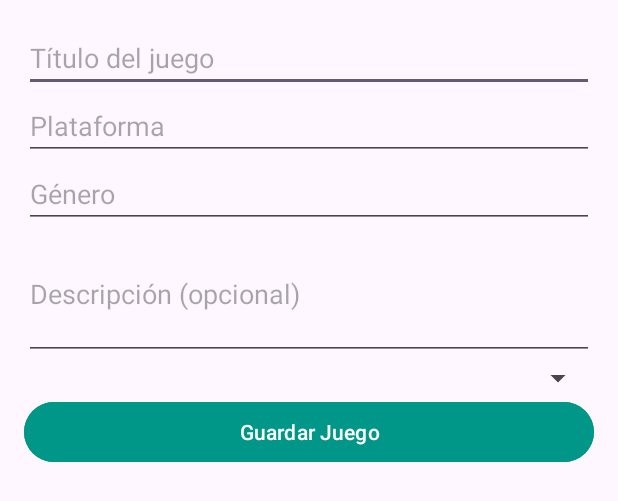
After one commit to erick4875/GameLend, an Android app: the layout activity_agregar_juego.xml on its own in the app's theme, with its tools: preview values and no code run, on a phone screen of 412 x 824 dp. The commit adds this screen. Shown: the top 501 px of the screen. Run offline under Robolectric (Android 15) with nearby library versions, the phone set to English and light mode, and no system bars.

Commit message:
Cambios en Api para darle context y activity y xml para agregar juegos

```diff
--- a/app/src/main/java/com/example/gamelend/Activities/MainActivity.java
+++ b/app/src/main/java/com/example/gamelend/Activities/MainActivity.java
@@ -35,7 +35,7 @@ public class MainActivity extends AppCompatActivity {
         buttonEntrar = findViewById(R.id.buttonEntrar);
 
         // Crear el repository y el viewModel de forma manual por ahora
-        ApiService apiService = ApiClient.getInstance().create(ApiService.class);
+        ApiService apiService = ApiClient.getRetrofitInstance(this).create(ApiService.class);
         UserRepository userRepository = new UserRepository(apiService);
         viewModel = new MainViewModel(userRepository);
 
--- a/app/src/main/java/com/example/gamelend/repository/GameRepository.java
+++ b/app/src/main/java/com/example/gamelend/repository/GameRepository.java
@@ -1,4 +1,6 @@
 package com.example.gamelend.repository;
+
+import android.content.Context;
 
 import com.example.gamelend.dto.GameDTO;
 import com.example.gamelend.dto.GameResponseDTO;
@@ -13,8 +15,8 @@ import retrofit2.Call;
 public class GameRepository {
     private final ApiService apiService;
 
-    public GameRepository() {
-        apiService = ApiClient.getInstance().create(ApiService.class);
+    public GameRepository(Context context) {
+        apiService = ApiClient.getRetrofitInstance(context).create(ApiService.class);
     }
 
     public Call<GameResponseDTO> createGame(GameDTO gameDTO) {
--- /dev/null
+++ b/app/src/main/res/layout/activity_agregar_juego.xml
@@ -0,0 +1,73 @@
+<?xml version="1.0" encoding="utf-8"?>
+<androidx.constraintlayout.widget.ConstraintLayout
+    xmlns:android="http://schemas.android.com/apk/res/android"
+    xmlns:app="http://schemas.android.com/apk/res-auto"
+    android:layout_width="match_parent"
+    android:layout_height="match_parent"
+    android:padding="16dp">
+
+    <EditText
+        android:id="@+id/etTitle"
+        android:layout_width="0dp"
+        android:layout_height="wrap_content"
+        android:hint="Título del juego"
+        app:layout_constraintTop_toTopOf="parent"
+        app:layout_constraintStart_toStartOf="parent"
+        app:layout_constraintEnd_toEndOf="parent"
+        android:inputType="text"
+        android:layout_marginBottom="8dp"/>
+
+    <EditText
+        android:id="@+id/etPlatform"
+        android:layout_width="0dp"
+        android:layout_height="wrap_content"
+        android:hint="Plataforma"
+        app:layout_constraintTop_toBottomOf="@id/etTitle"
+        app:layout_constraintStart_toStartOf="parent"
+        app:layout_constraintEnd_toEndOf="parent"
+        android:inputType="text"
+        android:layout_marginBottom="8dp"/>
+
+    <EditText
+        android:id="@+id/etGenre"
+        android:layout_width="0dp"
+        android:layout_height="wrap_content"
+        android:hint="Género"
+        app:layout_constraintTop_toBottomOf="@id/etPlatform"
+        app:layout_constraintStart_toStartOf="parent"
+        app:layout_constraintEnd_toEndOf="parent"
+        android:inputType="text"
+        android:layout_marginBottom="8dp"/>
+
+    <EditText
+        android:id="@+id/etDescription"
+        android:layout_width="0dp"
+        android:layout_height="wrap_content"
+        android:hint="Descripción (opcional)"
+        app:layout_constraintTop_toBottomOf="@id/etGenre"
+        app:layout_constraintStart_toStartOf="parent"
+        app:layout_constraintEnd_toEndOf="parent"
+        android:inputType="textMultiLine"
+        android:minLines="3"
+        android:layout_marginBottom="8dp"/>
+
+    <Spinner
+        android:id="@+id/spinnerStatus"
+        android:layout_width="0dp"
+        android:layout_height="wrap_content"
+        app:layout_constraintTop_toBottomOf="@id/etDescription"
+        app:layout_constraintStart_toStartOf="parent"
+        app:layout_constraintEnd_toEndOf="parent"
+        android:layout_marginBottom="16dp"/>
+
+    <Button
+        android:id="@+id/btnSaveGame"
+        android:layout_width="0dp"
+        android:layout_height="wrap_content"
+        android:text="Guardar Juego"
+        android:backgroundTint="#009688"
+        android:textColor="@android:color/white"
+        app:layout_constraintTop_toBottomOf="@id/spinnerStatus"
+        app:layout_constraintStart_toStartOf="parent"
+        app:layout_constraintEnd_toEndOf="parent"/>
+</androidx.constraintlayout.widget.ConstraintLayout>
```
Also changed, not shown: app/src/main/java/com/example/gamelend/Activities/AgregarJuego.java (added, +112 -0 lines), app/src/main/java/com/example/gamelend/dto/Estado.java (deleted, +0 -16 lines), app/src/main/java/com/example/gamelend/dto/GameStatus.java (added, +16 -0 lines), app/src/main/java/com/example/gamelend/remote/api/ApiClient.java (+5 -22 lines).
